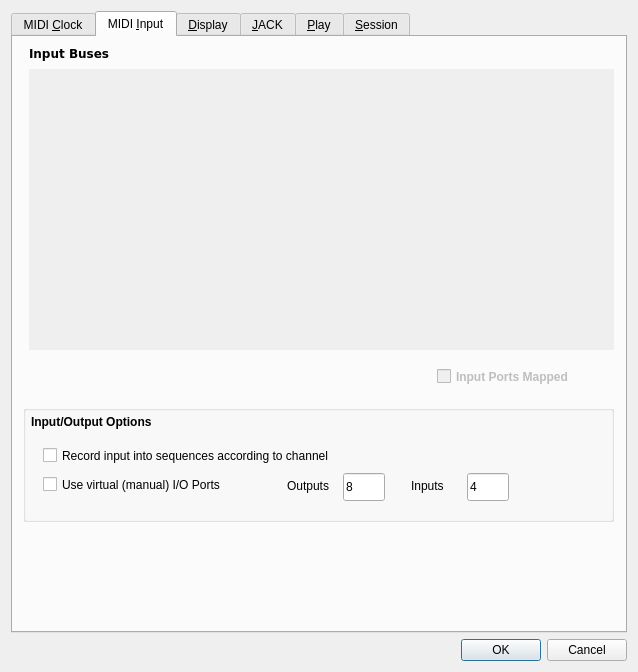
The window that seq_qt5/forms/qseditoptions.ui (ahlstromcj/seq66) describes before a commit, drawn with Qt 5.
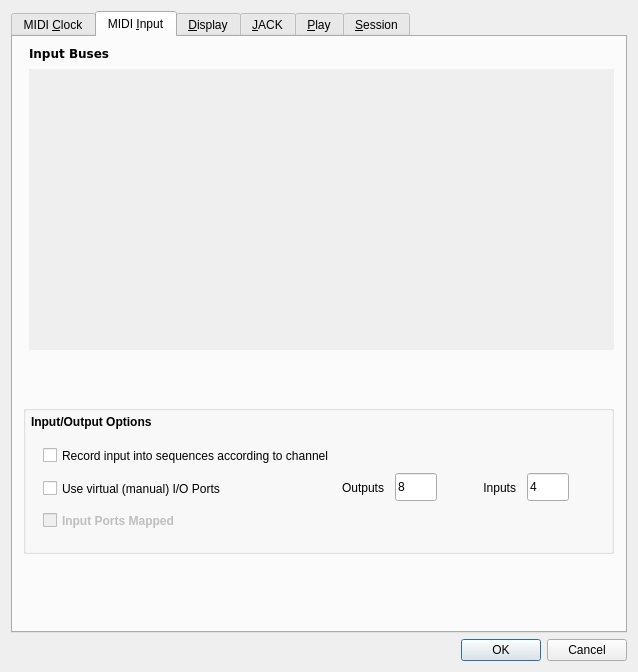
The same window after the commit. The open tabs and pages were chosen to show the change.

```diff
--- a/seq_qt5/forms/qseditoptions.ui
+++ b/seq_qt5/forms/qseditoptions.ui
@@ -359,7 +359,7 @@
          <x>10</x>
          <y>368</y>
          <width>591</width>
-         <height>117</height>
+         <height>149</height>
         </rect>
        </property>
        <property name="font">
@@ -371,12 +371,18 @@
        <property name="title">
         <string/>
        </property>
+       <property name="flat">
+        <bool>false</bool>
+       </property>
+       <property name="checkable">
+        <bool>false</bool>
+       </property>
        <widget class="QCheckBox" name="checkBoxRecordByChannel">
         <property name="geometry">
          <rect>
           <x>20</x>
           <y>40</y>
-          <width>325</width>
+          <width>537</width>
           <height>21</height>
          </rect>
         </property>
@@ -392,8 +398,8 @@
         <property name="geometry">
          <rect>
           <x>20</x>
-          <y>68</y>
-          <width>221</width>
+          <y>72</y>
+          <width>257</width>
           <height>23</height>
          </rect>
         </property>
@@ -404,33 +410,39 @@
        <widget class="QLabel" name="label_inputs">
         <property name="geometry">
          <rect>
-          <x>388</x>
+          <x>416</x>
           <y>72</y>
-          <width>54</width>
-          <height>17</height>
+          <width>77</width>
+          <height>21</height>
          </rect>
         </property>
         <property name="text">
          <string>Inputs</string>
         </property>
+        <property name="alignment">
+         <set>Qt::AlignRight|Qt::AlignTrailing|Qt::AlignVCenter</set>
+        </property>
        </widget>
        <widget class="QLabel" name="label_outputs">
         <property name="geometry">
          <rect>
-          <x>264</x>
+          <x>284</x>
           <y>72</y>
-          <width>54</width>
-          <height>17</height>
+          <width>77</width>
+          <height>21</height>
          </rect>
         </property>
         <property name="text">
          <string>Outputs</string>
         </property>
+        <property name="alignment">
+         <set>Qt::AlignRight|Qt::AlignTrailing|Qt::AlignVCenter</set>
+        </property>
        </widget>
        <widget class="QLineEdit" name="lineEditOutputCount">
         <property name="geometry">
          <rect>
-          <x>320</x>
+          <x>372</x>
           <y>68</y>
           <width>42</width>
           <height>28</height>
@@ -452,7 +464,7 @@
        <widget class="QLineEdit" name="lineEditInputCount">
         <property name="geometry">
          <rect>
-          <x>444</x>
+          <x>504</x>
           <y>68</y>
           <width>42</width>
           <height>28</height>
@@ -484,35 +496,35 @@
          <string>Input/Output Options</string>
         </property>
        </widget>
-      </widget>
-      <widget class="QCheckBox" name="inPortsMappedCheck">
-       <property name="enabled">
-        <bool>false</bool>
-       </property>
-       <property name="geometry">
-        <rect>
-         <x>424</x>
-         <y>328</y>
-         <width>169</width>
-         <height>23</height>
-        </rect>
-       </property>
-       <property name="font">
-        <font>
-         <weight>75</weight>
-         <bold>true</bold>
-        </font>
-       </property>
-       <property name="text">
-        <string>Input Ports Mapped</string>
-       </property>
+       <widget class="QCheckBox" name="inPortsMappedCheck">
+        <property name="enabled">
+         <bool>false</bool>
+        </property>
+        <property name="geometry">
+         <rect>
+          <x>20</x>
+          <y>104</y>
+          <width>245</width>
+          <height>23</height>
+         </rect>
+        </property>
+        <property name="font">
+         <font>
+          <weight>75</weight>
+          <bold>true</bold>
+         </font>
+        </property>
+        <property name="text">
+         <string>Input Ports Mapped</string>
+        </property>
+       </widget>
       </widget>
       <widget class="QLabel" name="inputBussesLabel">
        <property name="geometry">
         <rect>
          <x>16</x>
          <y>8</y>
-         <width>97</width>
+         <width>129</width>
          <height>17</height>
         </rect>
        </property>
```
Left out of the diff: 178 changed lines with no effect on the pictures.
